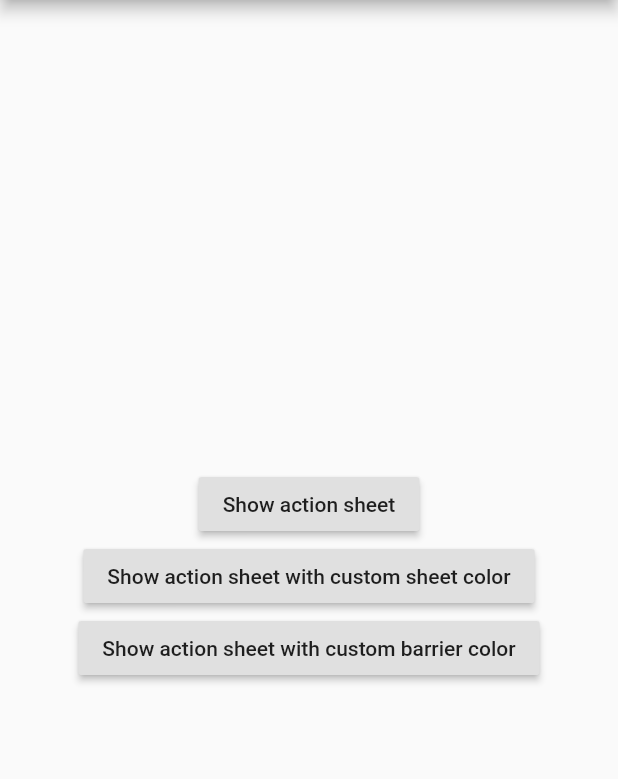
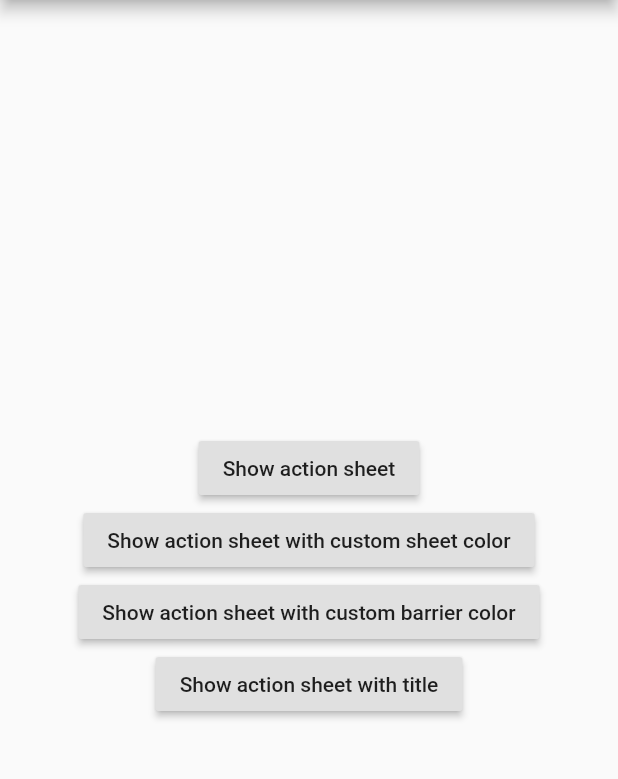
Before and after one commit to Daniel-Ioannou/flutter_adaptive_action_sheet, a Flutter app: the screen it shows after launch, on a phone screen of 412 x 824 dp, the part 84-863 px from its top. Run offline on Flutter 3.47's test engine with Material 2 defaults, Android fonts, the phone set to English and light mode, and no system bars.

Commit message:
Update example showcasing new title feature.

```diff
--- a/example/lib/main.dart
+++ b/example/lib/main.dart
@@ -82,6 +82,21 @@ class _MyHomePageState extends State<MyHomePage> {
               },
               child: const Text('Show action sheet with custom barrier color'),
             ),
+            RaisedButton(
+              onPressed: () {
+                showAdaptiveActionSheet(
+                  context: context,
+                  title: const Text('This is the title'),
+                  actions: <BottomSheetAction>[
+                    BottomSheetAction(title: 'Item 1', onPressed: () {}),
+                    BottomSheetAction(title: 'Item 2', onPressed: () {}),
+                    BottomSheetAction(title: 'Item 3', onPressed: () {}),
+                  ],
+                  cancelAction: CancelAction(title: 'Cancel'),
+                );
+              },
+              child: const Text('Show action sheet with title'),
+            ),
           ],
         ),
       ),
```
